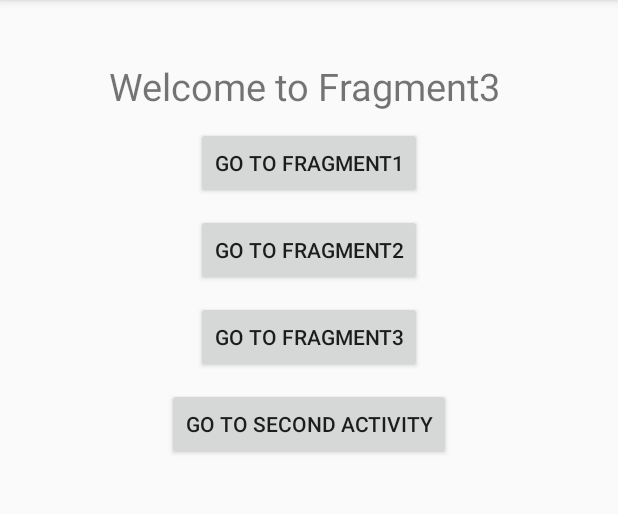
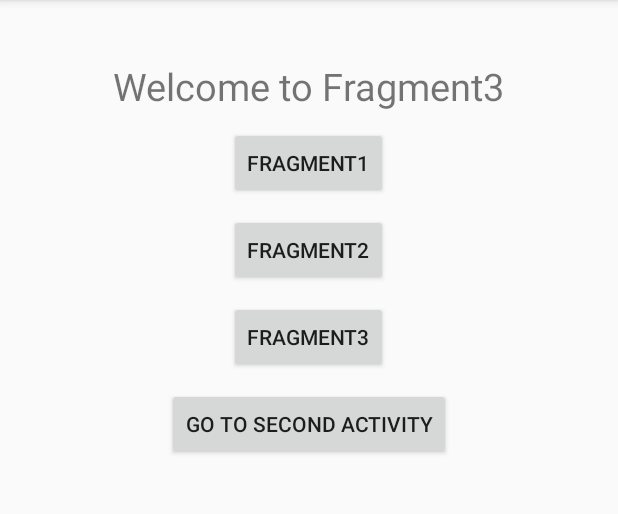
Before and after one commit to AnanTripathi/FragmentProject, an Android app: the fragment Fragment3 shown on its own in the app's theme, on a phone screen of 412 x 824 dp, the part 84-598 px from its top. Run offline under Robolectric (Android 15) with nearby library versions, the phone set to English and light mode, and no system bars.

Commit message:
Final after removing errors

```diff
--- a/app/src/main/java/com/example/fragmentproject/MainActivity.java
+++ b/app/src/main/java/com/example/fragmentproject/MainActivity.java
@@ -15,7 +15,6 @@ public class MainActivity extends AppCompatActivity {
         super.onCreate(savedInstanceState);
         setContentView(R.layout.activity_main);
         Log.d(TAG, "onCreate: starts");
-        mSectionsStatePagerAdapter =new SectionStatePagerAdapter(getSupportFragmentManager());
         mViewPager=findViewById(R.id.container);
         setupViewPager(mViewPager);
 
@@ -25,7 +24,7 @@ public class MainActivity extends AppCompatActivity {
         SectionStatePagerAdapter adapter= new SectionStatePagerAdapter(getSupportFragmentManager());
         adapter.addFragment(new Fragment1(),"Fragment1");
         adapter.addFragment(new Fragment2(),"Fragment2");
-        adapter.addFragment(new Fragment2(),"Fragment2");
+        adapter.addFragment(new Fragment3(),"Fragment3");
         mViewPager.setAdapter(adapter);
     }
     public void setViewPager(int fragmentNumber)
--- a/app/src/main/res/layout/fragment3_layout.xml
+++ b/app/src/main/res/layout/fragment3_layout.xml
@@ -9,7 +9,7 @@
         android:layout_height="wrap_content"
         android:layout_centerHorizontal="true"
         android:textSize="25sp"
-        android:text="Welcome to Fragment3 "
+        android:text="Welcome to Fragment3"
         android:layout_marginTop="40dp"
         android:id="@+id/textTitle"/>
 
@@ -20,7 +20,7 @@
         android:layout_centerHorizontal="true"
         android:layout_marginTop="10dp"
         android:id="@+id/btnNavFrag1"
-        android:text="Go to Fragment1"/>
+        android:text="Fragment1"/>
     <Button
         android:layout_width="wrap_content"
         android:layout_height="wrap_content"
@@ -28,7 +28,7 @@
         android:layout_centerHorizontal="true"
         android:layout_marginTop="10dp"
         android:id="@+id/btnNavFrag2"
-        android:text="Go to Fragment2"/>
+        android:text="Fragment2"/>
     <Button
         android:layout_width="wrap_content"
         android:layout_height="wrap_content"
@@ -36,7 +36,7 @@
         android:layout_centerHorizontal="true"
         android:layout_marginTop="10dp"
         android:id="@+id/btnNavFrag3"
-        android:text="Go to Fragment3"/>
+        android:text="Fragment3"/>
 
     <Button
         android:layout_width="wrap_content"
```
